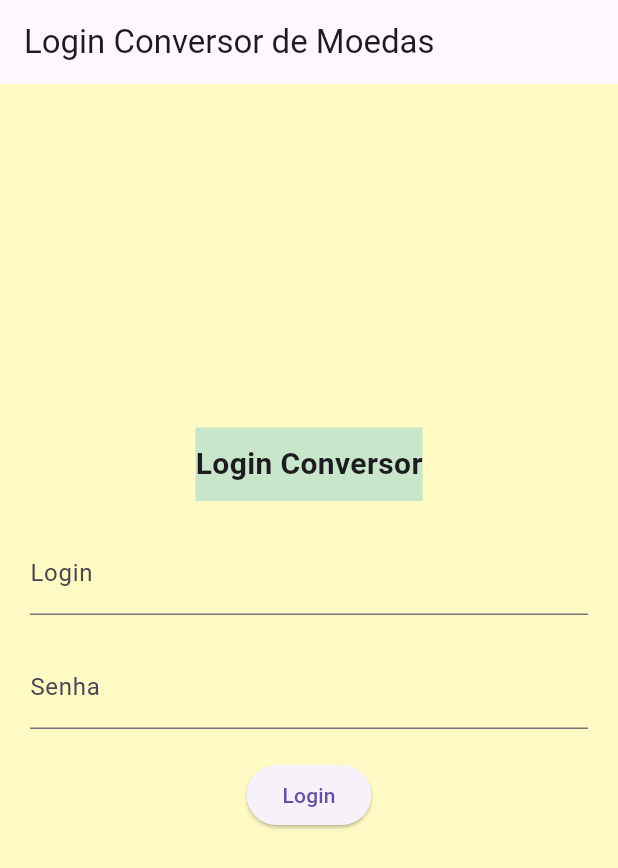
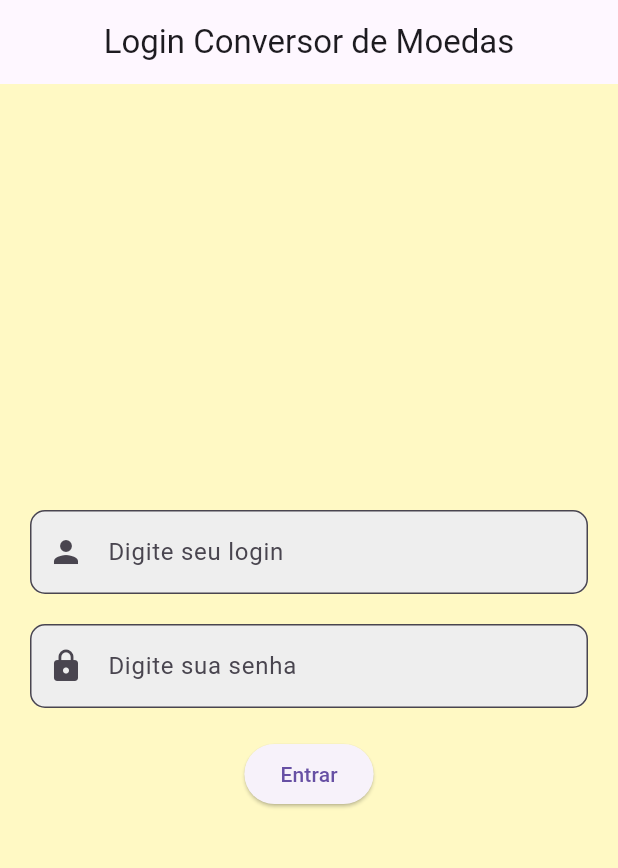
Before and after one commit to lucas-tatin/conversor_moedas, a Flutter app: the screen it shows after launch, on a phone screen of 412 x 824 dp. Shown: the top 868 px of the screen. Run offline on Flutter 3.47's test engine with Material 3 defaults, Android fonts, the phone set to English and light mode, and no system bars.

Commit message:
Conversor de Moedas

```diff
--- a/lib/pages/pagLogin.dart
+++ b/lib/pages/pagLogin.dart
@@ -1,83 +1,54 @@
 import 'package:flutter/material.dart';
-import 'converteMoedas.dart'; // Importe a página de conversão de moedas
+import 'package:conversor_moedas/widgets/campo_login.dart'; // Importe o widget personalizado
+import 'package:conversor_moedas/pages/converteMoedas.dart';
 
-class PagLogin extends StatefulWidget {
-  @override
-  _PagLoginState createState() => _PagLoginState();
-}
-
-class _PagLoginState extends State<PagLogin> {
+class PagLogin extends StatelessWidget {
   final TextEditingController _loginController = TextEditingController();
   final TextEditingController _senhaController = TextEditingController();
-  String _mensagem = '';
-
-  void _realizarLogin() {
-    String login = _loginController.text;
-    String senha = _senhaController.text;
-
-    if (login == '123' && senha == '123') {
-      Navigator.pushReplacement( // Substitui a página atual pela próxima
-        context,
-        MaterialPageRoute(builder: (context) => ConverteMoedas()), // Direciona para a página de conversão de moedas
-      );
-    } else {
-      setState(() {
-        _mensagem = 'Senha incorreta, tente novamente';
-      });
-    }
-  }
 
   @override
   Widget build(BuildContext context) {
     return Scaffold(
+      backgroundColor: Colors.yellow[100], // Fundo amarelo fraco
       appBar: AppBar(
-        title: Text('Login Conversor de Moedas'), // Altera o texto do título
+        title: Text('Login Conversor de Moedas'), // Título centralizado
+        centerTitle: true,
       ),
-      body: Container(
-        color: Colors.yellow[100], // Fundo amarelo fraco
-        child: Padding(
-          padding: const EdgeInsets.all(20.0),
+      body: Padding(
+        padding: EdgeInsets.all(20.0),
         child: Column(
           mainAxisAlignment: MainAxisAlignment.center,
-            children: [
-              Container(
-                color: Colors.green[100], // Fundo verde para a linha
-                padding: EdgeInsets.symmetric(vertical: 10),
-                child: Text(
-                  'Login Conversor', // Altera o texto da linha
-                  style: TextStyle(
-                    fontSize: 20,
-                    fontWeight: FontWeight.bold,
+          children: <Widget>[
+            CampoLogin(
+              icon: Icons.person,
+              hintText: 'Digite seu login',
+              obscureText: false,
+              controller: _loginController,
             ),
+            SizedBox(height: 20.0),
+            CampoLogin(
+              icon: Icons.lock,
+              hintText: 'Digite sua senha',
+              obscureText: true,
+              controller: _senhaController,
             ),
-              ),
-              SizedBox(height: 20),
-              TextField(
-                controller: _loginController,
-                decoration: InputDecoration(
-                  labelText: 'Login',
-                ),
-              ),
-              SizedBox(height: 20),
-              TextField(
-                controller: _senhaController,
-                obscureText: true, // Oculta o texto digitado
-                decoration: InputDecoration(
-                  labelText: 'Senha',
-                ),
-              ),
-              SizedBox(height: 20),
+            SizedBox(height: 20.0),
             ElevatedButton(
-                onPressed: _realizarLogin,
-                child: Text('Login'),
-              ),
-              SizedBox(height: 20),
-              Text(
-                _mensagem,
-                style: TextStyle(color: Colors.red),
+              onPressed: () {
+                if (_loginController.text == '123' && _senhaController.text == '123') {
+                  Navigator.push(
+                    context,
+                    MaterialPageRoute(builder: (context) => ConverteMoedas()),
+                  );
+                } else {
+                  ScaffoldMessenger.of(context).showSnackBar(
+                    SnackBar(content: Text('Usuário ou senha incorretos, favor digitar corretamente')),
+                  );
+                }
+              },
+              child: Text('Entrar'),
             ),
           ],
-          ),
         ),
       ),
     );
--- /dev/null
+++ b/lib/widgets/campo_login.dart
@@ -0,0 +1,33 @@
+import 'package:flutter/material.dart';
+
+class CampoLogin extends StatelessWidget {
+  final IconData icon;
+  final String hintText;
+  final bool obscureText;
+  final TextEditingController controller;
+
+  const CampoLogin({
+    Key? key,
+    required this.icon,
+    required this.hintText,
+    required this.obscureText,
+    required this.controller,
+  }) : super(key: key);
+
+  @override
+  Widget build(BuildContext context) {
+    return TextFormField(
+      controller: controller,
+      obscureText: obscureText,
+      decoration: InputDecoration(
+        prefixIcon: Icon(icon),
+        hintText: hintText,
+        border: OutlineInputBorder(
+          borderRadius: BorderRadius.circular(10.0),
+        ),
+        filled: true,
+        fillColor: Colors.grey[200],
+      ),
+    );
+  }
+}
```
Also changed, not shown: lib/pages/converteMoedas.dart (+11 -22 lines), lib/widgets/CustomButton.dart (added, +37 -0 lines), lib/widgets/custom_text_field.dart (added, +26 -0 lines), lib/widgets/entradaDolares.dart (deleted, +0 -18 lines). Lines whose indentation alone changed are shown as unchanged.
